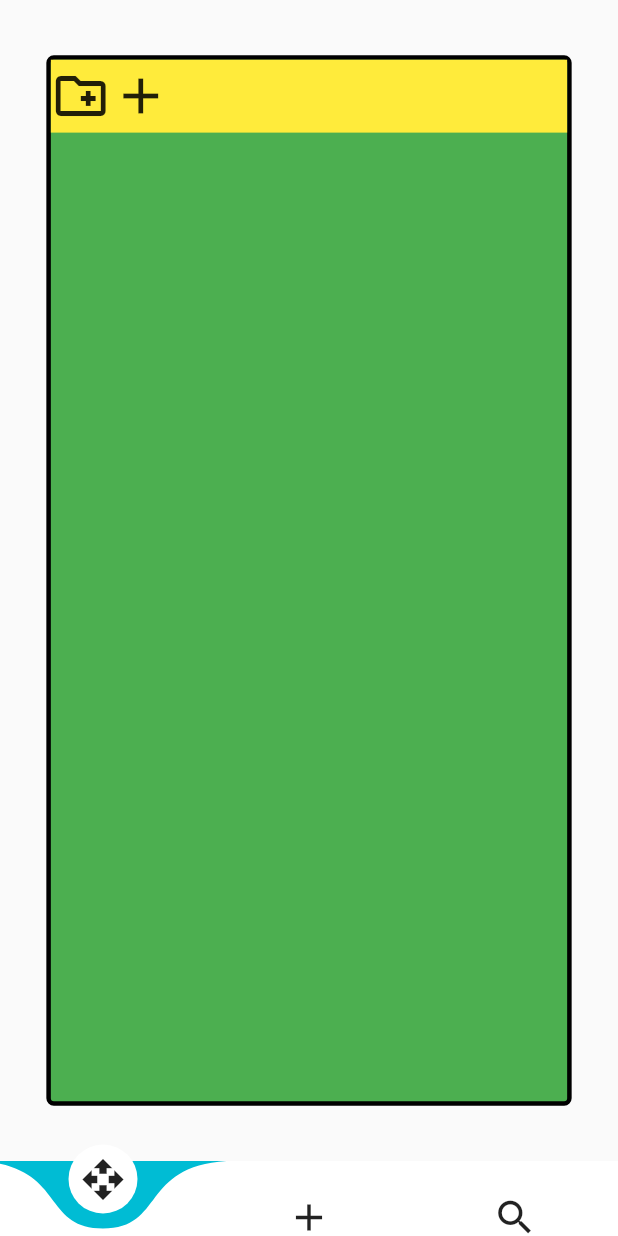
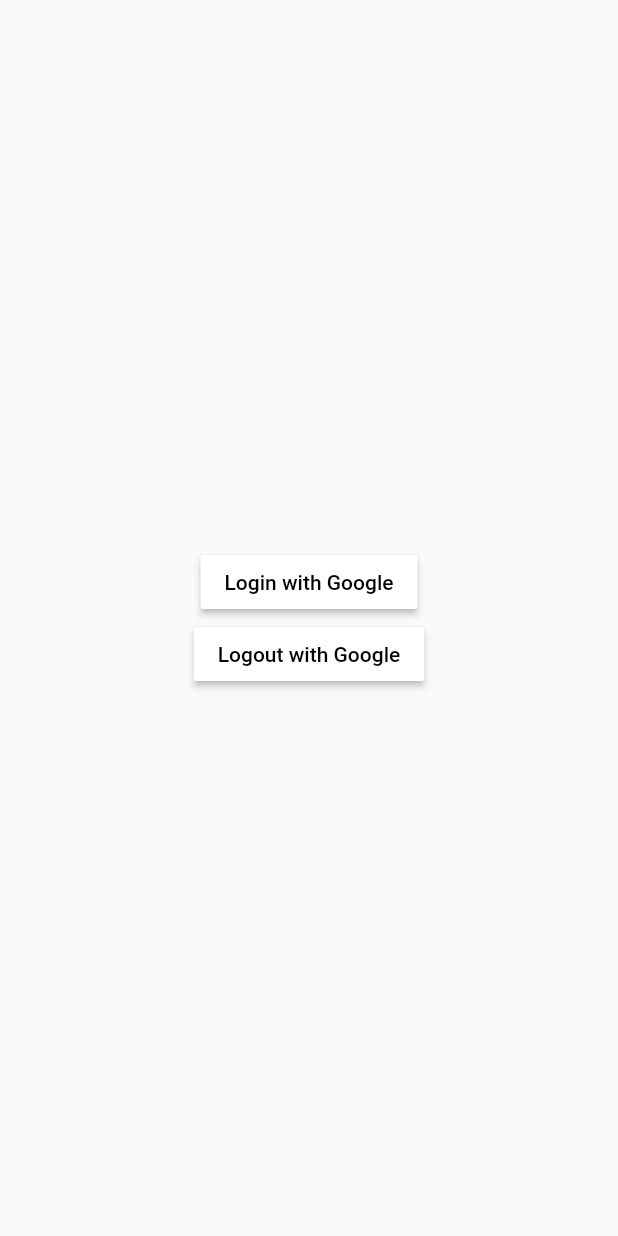
Before and after one commit to OBurnsy22/tempo, a Flutter app: the screen it shows after launch, on a phone screen of 412 x 824 dp. Run offline on Flutter 3.47's test engine with Material 2 defaults, Android fonts, the phone set to English and light mode, and no system bars; drawn by our look-alikes of curved_navigation_bar; our stand-ins replace cloud_firestore, firebase_auth, google_sign_in, rxdart; accounts and stored records are empty.

Commit message:
Skeleton of login is setup, need to initialize firebase beforehand

```diff
--- /dev/null
+++ b/tempo/lib/globals.dart
@@ -0,0 +1 @@
+bool signedIn = false;
--- /dev/null
+++ b/tempo/lib/login.dart
@@ -0,0 +1,38 @@
+import 'package:flutter/material.dart';
+import 'auth.dart';
+
+class login extends StatefulWidget {
+
+  @override
+  loginState createState() => loginState();
+}
+
+class loginState extends State<login> {
+
+
+  @override
+  Widget build(BuildContext context) {
+
+    return Scaffold(
+      body: Center(
+        child: Column(
+          mainAxisAlignment: MainAxisAlignment.center,
+          children: <Widget>[
+            MaterialButton(
+              onPressed: () => Authentication().googleSignIn(),
+              color: Colors.white,
+              textColor: Colors.black,
+              child: Text('Login with Google'),
+            ),
+            MaterialButton(
+              onPressed: () => Authentication().signOut(),
+              color: Colors.white,
+              textColor: Colors.black,
+              child: Text('Logout with Google')
+            )
+          ],
+        ),
+      ),
+    );
+  }
+}
--- a/tempo/lib/main.dart
+++ b/tempo/lib/main.dart
@@ -3,6 +3,8 @@
 import 'package:tempo/search.dart';
 import 'analytics.dart';
 import 'cards.dart';
+import 'login.dart';
+import 'globals.dart' as globals;
 
 void main() {
   runApp(MyApp());
@@ -17,7 +19,7 @@
       theme: ThemeData(
         primarySwatch: Colors.grey,
       ),
-      home: navigator(),
+      home: globals.signedIn == false ? login() : navigator(),
     );
   }
 }
```
Also changed, not shown: tempo/lib/auth.dart (added, +43 -0 lines).
